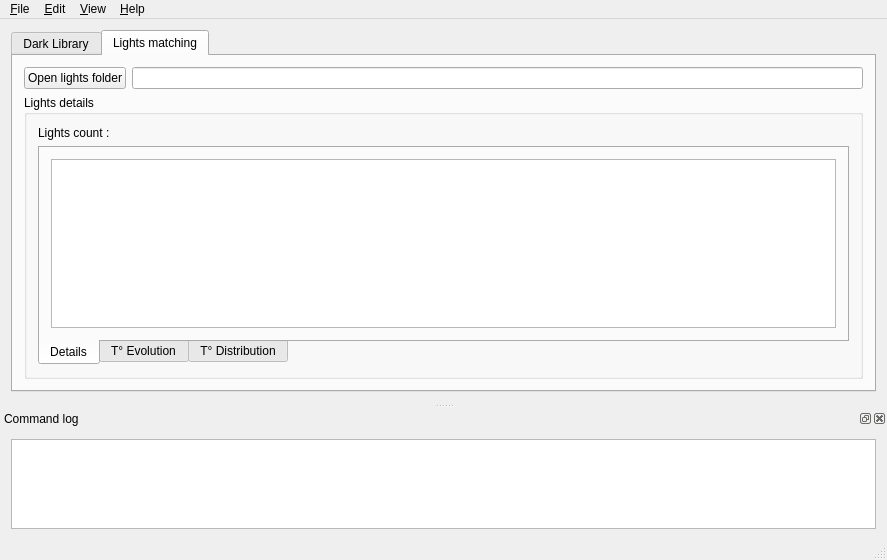
This is src/gui/forms/mainWindow.ui in deufrai/astrawdark-src as Qt 5 draws it before an edit. The edited form follows.
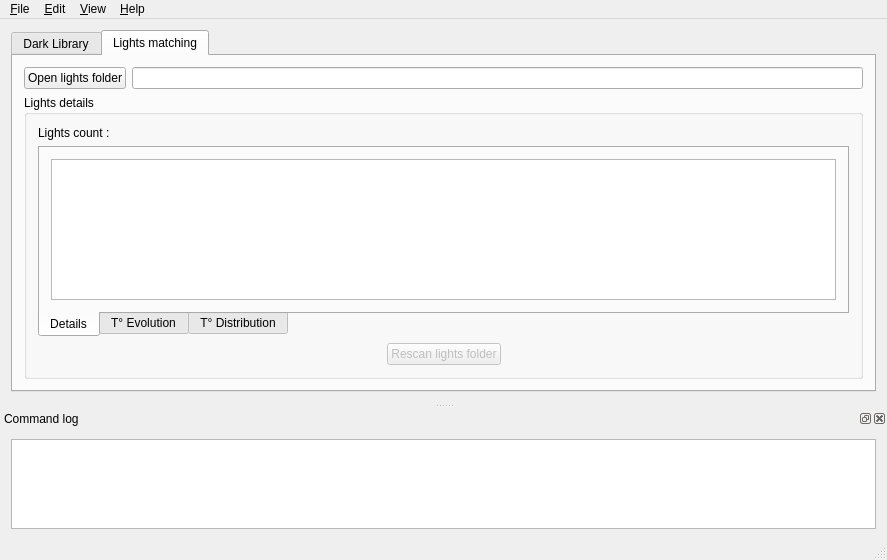
This is the edited form. The open tabs and pages were chosen to show the change. Icons and pictures are not drawn. Custom widgets are drawn as their Qt base class.

Commit message: ARD-104: Added 'rescan lights' button

Diff of the .ui file:
```diff
--- a/src/gui/forms/mainWindow.ui
+++ b/src/gui/forms/mainWindow.ui
@@ -277,6 +277,49 @@
              </widget>
             </widget>
            </item>
+           <item>
+            <layout class="QHBoxLayout" name="horizontalLayout_4">
+             <item>
+              <spacer name="horizontalSpacer_3">
+               <property name="orientation">
+                <enum>Qt::Horizontal</enum>
+               </property>
+               <property name="sizeHint" stdset="0">
+                <size>
+                 <width>40</width>
+                 <height>20</height>
+                </size>
+               </property>
+              </spacer>
+             </item>
+             <item>
+              <widget class="QPushButton" name="btnRescanLights">
+               <property name="enabled">
+                <bool>false</bool>
+               </property>
+               <property name="styleSheet">
+                <string notr="true">padding: .5em;</string>
+               </property>
+               <property name="text">
+                <string>Rescan lights folder</string>
+               </property>
+              </widget>
+             </item>
+             <item>
+              <spacer name="horizontalSpacer_4">
+               <property name="orientation">
+                <enum>Qt::Horizontal</enum>
+               </property>
+               <property name="sizeHint" stdset="0">
+                <size>
+                 <width>40</width>
+                 <height>20</height>
+                </size>
+               </property>
+              </spacer>
+             </item>
+            </layout>
+           </item>
           </layout>
          </widget>
         </item>
```
Left out of the diff: 2 changed lines with no effect on the pictures. The commit also changes 2 other files.
